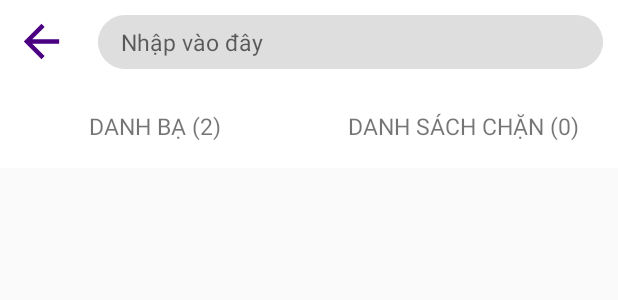
After one commit to thanhnv130120/CloneiCaller, an Android app: the layout fragment_search_filter.xml on its own in the app's theme, with its tools: preview values and no code run, on a phone screen of 412 x 824 dp. The commit adds this screen. Shown: the top 300 px of the screen. Run offline under Robolectric (Android 15) with nearby library versions, the phone set to English and light mode, and no system bars.

Commit message:
[fix search views ] done

```diff
--- a/app/src/main/AndroidManifest.xml
+++ b/app/src/main/AndroidManifest.xml
@@ -18,7 +18,7 @@
         <activity android:name=".BlockActivity"
             android:theme="@style/NoActionBar"></activity>
         <activity
-            android:name=".HomeActivity"
+            android:name=".PermissionActivity"
             android:theme="@style/NoActionBar">
 
         </activity>
@@ -29,7 +29,7 @@
             android:name=".DetailDiaryActivity"
             android:theme="@style/NoActionBar"></activity>
         <activity
-            android:name=".PermissionActivity"
+            android:name=".HomeActivity"
             android:theme="@style/NoActionBar">
             <intent-filter>
                 <action android:name="android.intent.action.MAIN" />
--- /dev/null
+++ b/app/src/main/res/layout/fragment_search_filter.xml
@@ -0,0 +1,96 @@
+<?xml version="1.0" encoding="utf-8"?>
+<RelativeLayout xmlns:android="http://schemas.android.com/apk/res/android"
+    android:layout_width="match_parent"
+    android:layout_height="wrap_content"
+    xmlns:app="http://schemas.android.com/apk/res-auto"
+    android:background="@color/colorHideSlide"
+    android:orientation="vertical">
+            <LinearLayout
+                android:layout_width="match_parent"
+                android:layout_height="?attr/actionBarSize"
+                android:orientation="horizontal"
+                android:id="@+id/lnear_filter"
+                android:visibility="visible"
+                android:background="@color/colorWhite"
+                >
+                <ImageView
+                    android:src="@drawable/ic_arrow_back"
+                    android:layout_width="35dp"
+                    android:layout_height="35dp"
+                    android:layout_margin="10dp"
+                    android:layout_alignParentRight="true"
+                    android:layout_alignParentBottom="true"
+                    android:id="@+id/img_btn_back"/>
+                <LinearLayout
+                    android:layout_width="match_parent"
+                    android:layout_height="match_parent"
+                    android:layout_margin="10dp"
+                    android:background="@drawable/background_search"
+                    >
+                    <EditText
+                        android:focusable="true"
+                        android:background="@drawable/background_search"
+                        android:layout_width="match_parent"
+                        android:layout_height="wrap_content"
+                        android:textSize="15sp"
+
+                        android:hint="@string/input"
+                        android:layout_gravity="center_vertical"
+                        android:paddingLeft="15dp"
+                        android:id="@+id/edt_search"
+                        />
+                </LinearLayout>
+            </LinearLayout>
+            <LinearLayout
+                android:layout_below="@+id/lnear_filter"
+                android:id="@+id/lnear_filter_search"
+                android:layout_width="match_parent"
+                android:layout_height="wrap_content"
+                android:visibility="visible"
+                >
+                <LinearLayout
+                    android:id="@+id/ln_bar"
+                    android:weightSum="2"
+                    android:layout_width="match_parent"
+                    android:layout_height="?attr/actionBarSize"
+                    android:background="@color/colorWhite"
+                    android:orientation="horizontal"
+                    >
+                    <TextView
+                        android:id="@+id/tv_displayed_diary"
+                        android:layout_width="0dp"
+                        android:layout_weight="1"
+                        android:layout_height="wrap_content"
+                        android:textSize="15sp"
+                        android:gravity="center_horizontal"
+                        android:layout_gravity="center_vertical"
+                        android:text="@string/diary_filter_number"/>
+                    <TextView
+                        android:id="@+id/tv_displayed_block"
+                        android:layout_width="0dp"
+                        android:layout_weight="1"
+                        android:layout_height="wrap_content"
+                        android:textSize="15sp"
+                        android:gravity="center_horizontal"
+                        android:layout_gravity="center_vertical"
+                        android:text="@string/blocked_filter_number"/>
+                </LinearLayout>
+            </LinearLayout>
+    <LinearLayout
+        android:layout_below="@+id/lnear_filter"
+        android:id="@+id/lnear_rcl_filter"
+        android:layout_width="match_parent"
+        android:layout_height="wrap_content"
+        android:orientation="vertical"
+        android:visibility="visible"
+        android:layout_marginTop="55dp"
+        >
+        <androidx.recyclerview.widget.RecyclerView
+            android:layout_width="match_parent"
+            android:layout_height="wrap_content"
+            app:layoutManager="androidx.recyclerview.widget.LinearLayoutManager"
+            android:background="@color/colorWhite"
+            android:id="@+id/rcl_filter"
+            />
+    </LinearLayout>
+</RelativeLayout>
--- a/app/src/main/res/values/colors.xml
+++ b/app/src/main/res/values/colors.xml
@@ -12,5 +12,5 @@
     <color name="colorLavender">#f2d9f6</color>
     <color name="colorDarkGray">#919090</color>
     <color name="colorDarkLateBlue">#42437a</color>
-    <color name="colorHideSlide">#61000000</color>
+    <color name="colorHideSlide">#25000000</color>
 </resources>
```
Also changed, not shown: app/src/main/java/com/example/cloneicaller/common/Common.java (+7 -0 lines), app/src/main/java/com/example/cloneicaller/fragment/FragmentListBlock.java (+80 -77 lines), app/src/main/java/com/example/cloneicaller/fragment/FragmentListHistory.java (+23 -23 lines), app/src/main/java/com/example/cloneicaller/fragment/FragmentSearchFilter.java (added, +113 -0 lines), app/src/main/res/layout/fragment_blocking.xml (+84 -83 lines).
